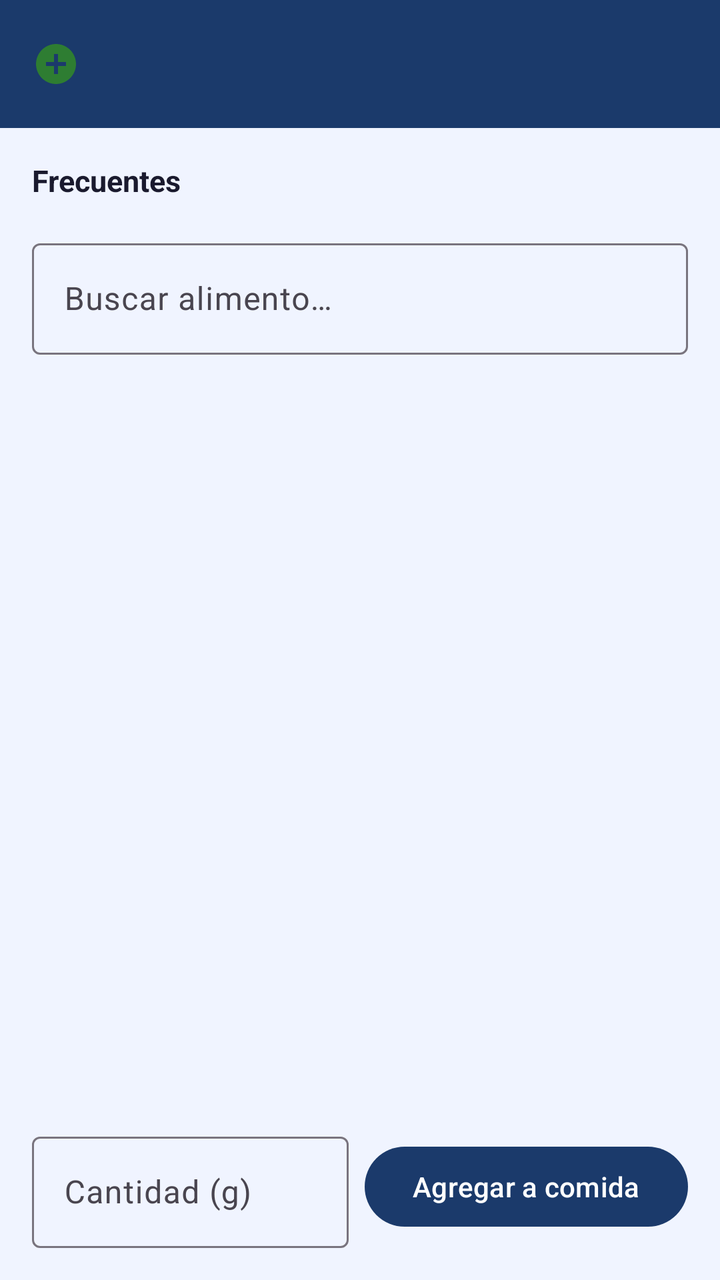
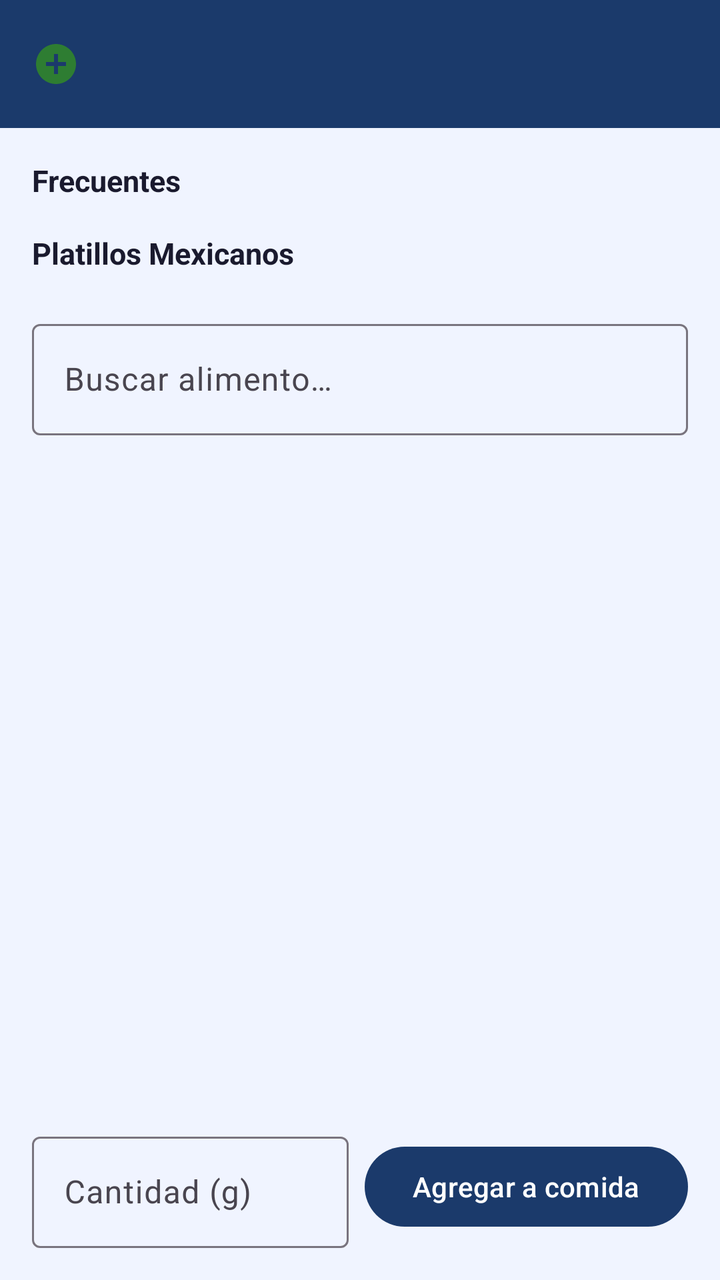

An Android layout rendered at two revisions. The XML below is the earlier revision; the diff shows what the commit changed to produce the second picture.
<!-- AndroidManifest.xml: application theme Theme.GymApp -->
<!-- res/layout/fragment_meal_log.xml -->
<?xml version="1.0" encoding="utf-8"?>
<androidx.coordinatorlayout.widget.CoordinatorLayout
    xmlns:android="http://schemas.android.com/apk/res/android"
    xmlns:app="http://schemas.android.com/apk/res-auto"
    android:layout_width="match_parent"
    android:layout_height="match_parent"
    android:background="@color/colorBackground">

    <com.google.android.material.appbar.AppBarLayout
        android:layout_width="match_parent"
        android:layout_height="wrap_content">

        <androidx.appcompat.widget.Toolbar
            android:id="@+id/toolbar_meal_log"
            android:layout_width="match_parent"
            android:layout_height="?attr/actionBarSize"
            android:background="@color/colorPrimary"
            app:navigationIcon="@drawable/ic_add_circle"
            app:titleTextColor="@color/white" />

    </com.google.android.material.appbar.AppBarLayout>

    <LinearLayout
        android:layout_width="match_parent"
        android:layout_height="match_parent"
        android:orientation="vertical"
        android:padding="16dp"
        app:layout_behavior="@string/appbar_scrolling_view_behavior">

        
        <TextView
            android:layout_width="match_parent"
            android:layout_height="wrap_content"
            android:text="Frecuentes"
            android:textSize="15sp"
            android:textStyle="bold"
            android:textColor="#1A1A2E"
            android:paddingStart="0dp"
            android:paddingEnd="0dp"
            android:paddingTop="0dp"
            android:paddingBottom="8dp"/>

        <androidx.recyclerview.widget.RecyclerView
            android:id="@+id/rv_favorites"
            android:layout_width="match_parent"
            android:layout_height="wrap_content"
            android:clipToPadding="false"
            android:paddingBottom="8dp"
            android:orientation="horizontal"/>

        
        <com.google.android.material.textfield.TextInputLayout
            android:layout_width="match_parent"
            android:layout_height="wrap_content"
            android:layout_marginBottom="8dp"
            style="@style/Widget.Material3.TextInputLayout.OutlinedBox">

            <com.google.android.material.textfield.TextInputEditText
                android:id="@+id/et_food_search"
                android:layout_width="match_parent"
                android:layout_height="wrap_content"
                android:hint="@string/meal_search_hint"
                android:inputType="text"
                android:imeOptions="actionSearch" />

        </com.google.android.material.textfield.TextInputLayout>

        
        <ProgressBar
            android:id="@+id/progress_search"
            android:layout_width="match_parent"
            android:layout_height="4dp"
            style="?android:attr/progressBarStyleHorizontal"
            android:indeterminate="true"
            android:visibility="gone"
            android:layout_marginBottom="8dp" />

        
        <TextView
            android:id="@+id/tv_selected_food"
            android:layout_width="match_parent"
            android:layout_height="wrap_content"
            android:textSize="13sp"
            android:textColor="@color/colorPrimary"
            android:textStyle="bold"
            android:layout_marginBottom="8dp"
            android:visibility="gone" />

        
        <androidx.recyclerview.widget.RecyclerView
            android:id="@+id/rv_food_results"
            android:layout_width="match_parent"
            android:layout_height="0dp"
            android:layout_weight="1"
            android:layout_marginBottom="8dp" />

        
        <LinearLayout
            android:layout_width="match_parent"
            android:layout_height="wrap_content"
            android:orientation="horizontal"
            android:gravity="center_vertical">

            <com.google.android.material.textfield.TextInputLayout
                android:layout_width="0dp"
                android:layout_height="wrap_content"
                android:layout_weight="1"
                android:layout_marginEnd="8dp"
                style="@style/Widget.Material3.TextInputLayout.OutlinedBox">

                <com.google.android.material.textfield.TextInputEditText
                    android:id="@+id/et_quantity"
                    android:layout_width="match_parent"
                    android:layout_height="wrap_content"
                    android:hint="@string/meal_quantity_hint"
                    android:inputType="numberDecimal"
                    android:enabled="false" />

            </com.google.android.material.textfield.TextInputLayout>

            <com.google.android.material.button.MaterialButton
                android:id="@+id/btn_save_food_entry"
                android:layout_width="wrap_content"
                android:layout_height="wrap_content"
                android:text="@string/meal_save_button"
                app:backgroundTint="@color/colorPrimary"
                android:textColor="@color/white"
                android:enabled="false" />

        </LinearLayout>

    </LinearLayout>

</androidx.coordinatorlayout.widget.CoordinatorLayout>
<!-- resources referenced by this layout -->
<resources>
  <color name="colorBackground">#F0F4FF</color>
  <color name="colorPrimary">#1B3A6B</color>
  <color name="white">#FFFFFF</color>
  <!-- drawable ic_add_circle (drawable) -->
  <vector xmlns:android="http://schemas.android.com/apk/res/android"
      android:width="24dp"
      android:height="24dp"
      android:viewportWidth="24"
      android:viewportHeight="24">
      <path
          android:fillColor="#2E7D32"
          android:pathData="M12,2C6.48,2 2,6.48 2,12s4.48,10 10,10 10,-4.48 10,-10S17.52,2 12,2zM17,13h-4v4h-2v-4H7v-2h4V7h2v4h4v2z"/>
  </vector>
  <string name="meal_quantity_hint">Cantidad (g)</string>
  <string name="meal_save_button">Agregar a comida</string>
  <string name="meal_search_hint">Buscar alimento…</string>
  <style name="Theme.GymApp" parent="Theme.Material3.Light.NoActionBar">
          <item name="colorPrimary">@color/colorPrimary</item>
          <item name="colorPrimaryVariant">@color/colorPrimaryVariant</item>
          <item name="colorOnPrimary">@color/colorOnPrimary</item>
          <item name="colorSecondary">@color/colorSecondary</item>
          <item name="colorOnSecondary">@color/colorOnSecondary</item>
          <item name="colorError">@color/colorError</item>
          <item name="colorOnError">@color/colorOnError</item>
          <item name="colorSurface">@color/colorSurface</item>
          <item name="colorOnSurface">@color/colorOnSurface</item>
          <item name="android:colorBackground">@color/colorBackground</item>
          <item name="colorOnBackground">@color/colorOnBackground</item>
          <item name="android:statusBarColor" tools:targetApi="l">@color/colorPrimaryDark</item>
      </style>
  <color name="colorPrimaryVariant">#0F2549</color>
  <color name="colorOnPrimary">#FFFFFF</color>
  <color name="colorSecondary">#38BDF8</color>
  <color name="colorOnSecondary">#0F2549</color>
  <color name="colorError">#EF4444</color>
  <color name="colorOnError">#FFFFFF</color>
  <color name="colorSurface">#FFFFFF</color>
  <color name="colorOnSurface">#1A1A2E</color>
  <color name="colorOnBackground">#1A1A2E</color>
  <color name="colorPrimaryDark">#0F2549</color>
</resources>

<!-- the commit's change to res/layout/fragment_meal_log.xml (unified diff, before → after) -->
@@ -46,6 +46,24 @@
             android:layout_height="wrap_content"
             android:clipToPadding="false"
             android:paddingBottom="8dp"
+            android:orientation="horizontal"/>
+
+        
+        <TextView
+            android:layout_width="match_parent"
+            android:layout_height="wrap_content"
+            android:text="Platillos Mexicanos"
+            android:textSize="15sp"
+            android:textStyle="bold"
+            android:textColor="#1A1A2E"
+            android:paddingBottom="8dp"/>
+
+        <androidx.recyclerview.widget.RecyclerView
+            android:id="@+id/rv_recipes"
+            android:layout_width="match_parent"
+            android:layout_height="wrap_content"
+            android:clipToPadding="false"
+            android:paddingBottom="12dp"
             android:orientation="horizontal"/>
 
         
